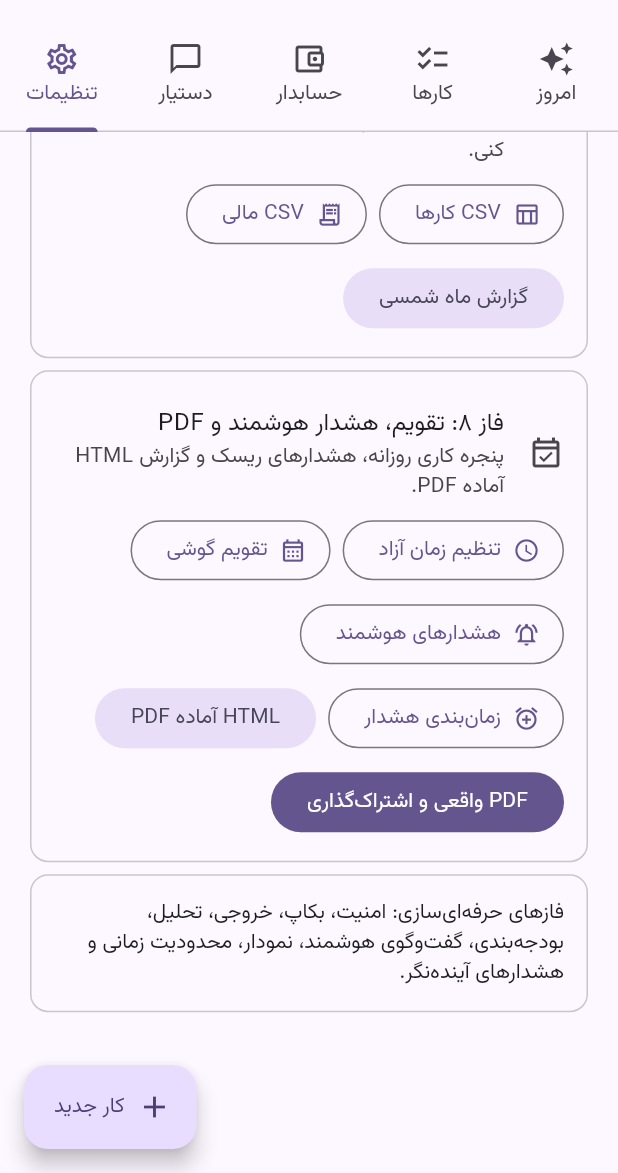
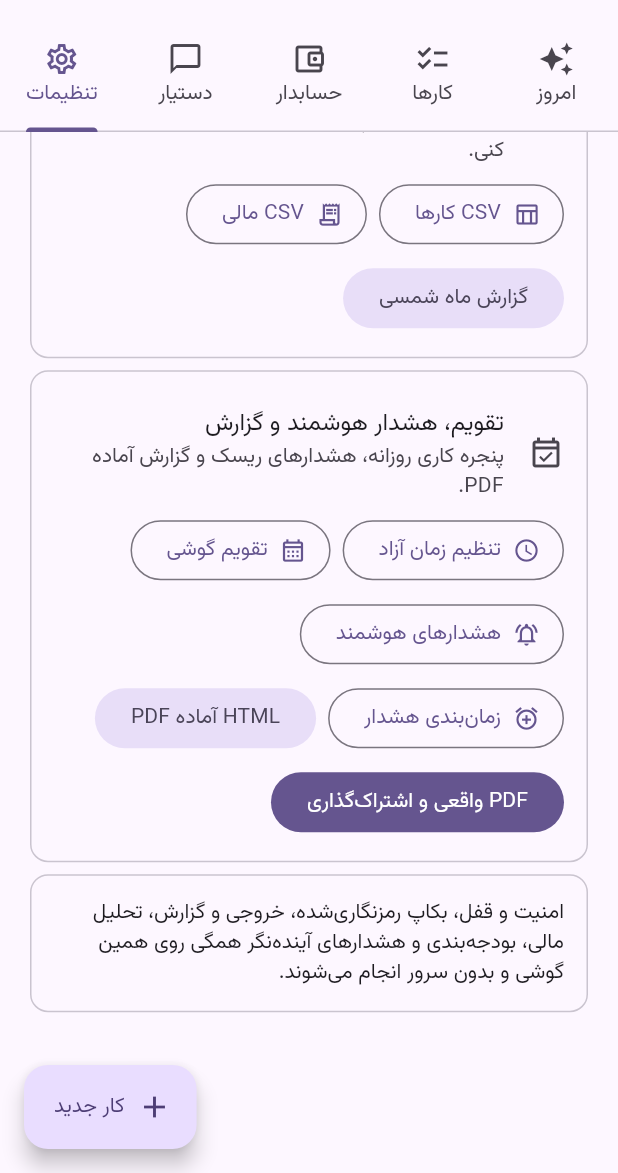
Before and after one commit to paraday960/smart-day-planner, a Flutter app: the screen it shows after launch, tab 5 chosen, scrolled down 575 dp, on a phone screen of 412 x 824 dp, the part 63-1236 px from its top. Run offline on Flutter 3.47's test engine with Material 3 defaults, Android fonts, the light colour scheme and no system bars; our stand-ins replace flutter_local_notifications, flutter_riverpod, flutter_tts, pdf, shamsi_date and 5 more; missing offline and left inert: dart:ffi, device_calendar, encrypt; accounts and stored records are empty.

Commit message:
fix: replace temporary phase texts and placeholder email in UI
- Settings: 'فاز ۸: تقویم...' -> 'تقویم، هشدار هوشمند و گزارش'
- Settings: 'فازهای حرفه‌ای‌سازی...' -> user-friendly privacy note
- app_config: supportEmail placeholder -> empty with doc comment

```diff
--- a/lib/app_config.dart
+++ b/lib/app_config.dart
@@ -7,6 +7,8 @@ class AppConfig {
   static const versionName = '0.1.0';
   static const versionCode = 1;
 
-  static const supportEmail = 'support@example.com';
+  /// ایمیل پشتیبانی — قبل از انتشار واقعی مقدار واقعی بگذارید.
+  /// خالی یعنی هنوز اعلام نشده (در UI هم نمایش داده نمی‌شود).
+  static const supportEmail = '';
   static const privacyMode = 'Local-first: اطلاعات اصلی روی گوشی کاربر ذخیره می‌شود.';
 }
--- a/lib/presentation/settings/settings_tab.dart
+++ b/lib/presentation/settings/settings_tab.dart
@@ -133,8 +133,8 @@ class SettingsTab extends ConsumerWidget {
                 const ListTile(
                   contentPadding: EdgeInsets.zero,
                   leading: Icon(Icons.event_available_outlined),
-                  title: Text('فاز ۸: تقویم، هشدار هوشمند و PDF'),
-                  subtitle: Text('پنجره کاری روزانه، هشدارهای ریسک و گزارش HTML آماده PDF.'),
+                  title: Text('تقویم، هشدار هوشمند و گزارش'),
+                  subtitle: Text('پنجره کاری روزانه، هشدارهای ریسک و گزارش آماده PDF.'),
                 ),
                 Wrap(
                   spacing: 8,
@@ -155,7 +155,7 @@ class SettingsTab extends ConsumerWidget {
         const Card.outlined(
           child: Padding(
             padding: EdgeInsets.all(16),
-            child: Text('فازهای حرفه‌ای‌سازی: امنیت، بکاپ، خروجی، تحلیل، بودجه‌بندی، گفت‌وگوی هوشمند، نمودار، محدودیت زمانی و هشدارهای آینده‌نگر.'),
+            child: Text('امنیت و قفل، بکاپ رمزنگاری‌شده، خروجی و گزارش، تحلیل مالی، بودجه‌بندی و هشدارهای آینده‌نگر همگی روی همین گوشی و بدون سرور انجام می‌شوند.'),
           ),
         ),
       ],
```
